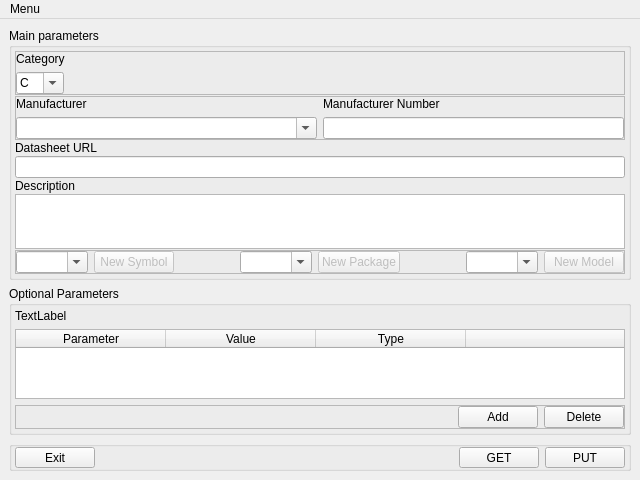
Qt form src/ui/mainwindow.ui (BamWolf/altium-common-library.client) before a commit.
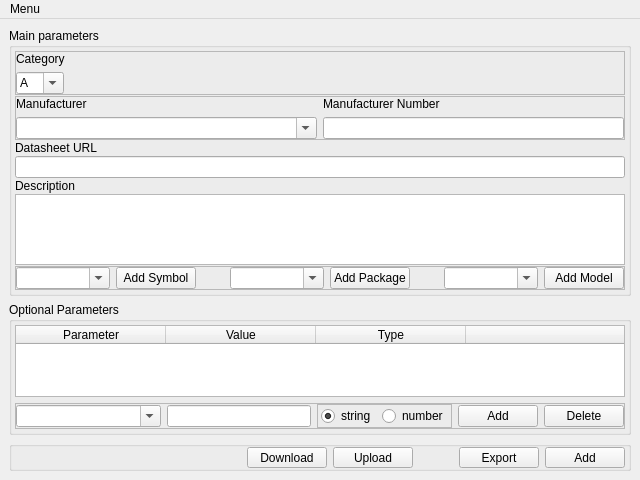
The same form after that commit.

The edit to the form file:
```diff
--- a/src/ui/mainwindow.ui
+++ b/src/ui/mainwindow.ui
@@ -74,6 +74,16 @@
               <property name="editable">
                <bool>true</bool>
               </property>
+              <item>
+               <property name="text">
+                <string>A</string>
+               </property>
+              </item>
+              <item>
+               <property name="text">
+                <string>B</string>
+               </property>
+              </item>
               <item>
                <property name="text">
                 <string>C</string>
@@ -223,15 +233,18 @@
               <property name="editable">
                <bool>true</bool>
               </property>
+              <property name="sizeAdjustPolicy">
+               <enum>QComboBox::AdjustToContents</enum>
+              </property>
+              <property name="minimumContentsLength">
+               <number>8</number>
+              </property>
              </widget>
             </item>
             <item>
              <widget class="QPushButton" name="addSymbolButton">
-              <property name="enabled">
-               <bool>false</bool>
-              </property>
               <property name="text">
-               <string>New Symbol</string>
+               <string>Add Symbol</string>
               </property>
              </widget>
             </item>
@@ -250,27 +263,21 @@
             </item>
             <item>
              <widget class="QComboBox" name="packageBox">
-              <property name="sizePolicy">
-               <sizepolicy hsizetype="MinimumExpanding" vsizetype="Fixed">
-                <horstretch>0</horstretch>
-                <verstretch>0</verstretch>
-               </sizepolicy>
-              </property>
               <property name="editable">
                <bool>true</bool>
               </property>
+              <property name="sizeAdjustPolicy">
+               <enum>QComboBox::AdjustToContents</enum>
+              </property>
               <property name="minimumContentsLength">
-               <number>1</number>
+               <number>8</number>
               </property>
              </widget>
             </item>
             <item>
              <widget class="QPushButton" name="addPackageButton">
-              <property name="enabled">
-               <bool>false</bool>
-              </property>
               <property name="text">
-               <string>New Package</string>
+               <string>Add Package</string>
               </property>
              </widget>
             </item>
@@ -298,15 +305,18 @@
               <property name="editable">
                <bool>true</bool>
               </property>
+              <property name="sizeAdjustPolicy">
+               <enum>QComboBox::AdjustToContents</enum>
+              </property>
+              <property name="minimumContentsLength">
+               <number>8</number>
+              </property>
              </widget>
             </item>
             <item>
              <widget class="QPushButton" name="addModelButton">
-              <property name="enabled">
-               <bool>false</bool>
-              </property>
               <property name="text">
-               <string>New Model</string>
+               <string>Add Model</string>
               </property>
              </widget>
             </item>
@@ -331,13 +341,6 @@
          <property name="margin">
           <number>3</number>
          </property>
-         <item>
-          <widget class="QLabel" name="m_label">
-           <property name="text">
-            <string>TextLabel</string>
-           </property>
-          </widget>
-         </item>
          <item>
           <widget class="QTableWidget" name="parametersTable">
            <property name="autoScrollMargin">
@@ -429,17 +432,86 @@
              <number>0</number>
             </property>
             <item>
-             <spacer name="horizontalSpacer_2">
-              <property name="orientation">
-               <enum>Qt::Horizontal</enum>
+             <widget class="QComboBox" name="nameBox">
+              <property name="sizePolicy">
+               <sizepolicy hsizetype="Expanding" vsizetype="Fixed">
+                <horstretch>0</horstretch>
+                <verstretch>0</verstretch>
+               </sizepolicy>
               </property>
-              <property name="sizeHint" stdset="0">
-               <size>
-                <width>40</width>
-                <height>20</height>
-               </size>
+              <property name="editable">
+               <bool>true</bool>
               </property>
-             </spacer>
+              <item>
+               <property name="text">
+                <string/>
+               </property>
+              </item>
+              <item>
+               <property name="text">
+                <string>Value</string>
+               </property>
+              </item>
+              <item>
+               <property name="text">
+                <string>Tolerance</string>
+               </property>
+              </item>
+              <item>
+               <property name="text">
+                <string>Class</string>
+               </property>
+              </item>
+              <item>
+               <property name="text">
+                <string>Standard</string>
+               </property>
+              </item>
+             </widget>
+            </item>
+            <item>
+             <widget class="QLineEdit" name="valueEdit"/>
+            </item>
+            <item>
+             <widget class="QFrame" name="frame_5">
+              <property name="frameShape">
+               <enum>QFrame::StyledPanel</enum>
+              </property>
+              <property name="frameShadow">
+               <enum>QFrame::Raised</enum>
+              </property>
+              <layout class="QHBoxLayout" name="horizontalLayout_4">
+               <property name="leftMargin">
+                <number>3</number>
+               </property>
+               <property name="topMargin">
+                <number>1</number>
+               </property>
+               <property name="rightMargin">
+                <number>3</number>
+               </property>
+               <property name="bottomMargin">
+                <number>1</number>
+               </property>
+               <item>
+                <widget class="QRadioButton" name="stringRadio">
+                 <property name="text">
+                  <string>string</string>
+                 </property>
+                 <property name="checked">
+                  <bool>true</bool>
+                 </property>
+                </widget>
+               </item>
+               <item>
+                <widget class="QRadioButton" name="numberRadio">
+                 <property name="text">
+                  <string>number</string>
+                 </property>
+                </widget>
+               </item>
+              </layout>
+             </widget>
             </item>
             <item>
              <widget class="QPushButton" name="addButton">
@@ -495,9 +567,29 @@
           <number>0</number>
          </property>
          <item>
-          <widget class="QPushButton" name="exitButton">
+          <widget class="QLabel" name="statusLabel">
+           <property name="sizePolicy">
+            <sizepolicy hsizetype="Expanding" vsizetype="Preferred">
+             <horstretch>0</horstretch>
+             <verstretch>0</verstretch>
+            </sizepolicy>
+           </property>
            <property name="text">
-            <string>Exit</string>
+            <string/>
+           </property>
+          </widget>
+         </item>
+         <item>
+          <widget class="QPushButton" name="downloadButton">
+           <property name="text">
+            <string>Download</string>
+           </property>
+          </widget>
+         </item>
+         <item>
+          <widget class="QPushButton" name="uploadButton">
+           <property name="text">
+            <string>Upload</string>
            </property>
           </widget>
          </item>
@@ -506,9 +598,12 @@
            <property name="orientation">
             <enum>Qt::Horizontal</enum>
            </property>
+           <property name="sizeType">
+            <enum>QSizePolicy::Fixed</enum>
+           </property>
            <property name="sizeHint" stdset="0">
             <size>
-             <width>516</width>
+             <width>40</width>
              <height>20</height>
             </size>
            </property>
@@ -517,14 +612,14 @@
          <item>
           <widget class="QPushButton" name="getButton">
            <property name="text">
-            <string>GET</string>
+            <string>Export</string>
            </property>
           </widget>
          </item>
          <item>
           <widget class="QPushButton" name="putButton">
            <property name="text">
-            <string>PUT</string>
+            <string>Add</string>
            </property>
           </widget>
          </item>
```
Left out of the diff: 97 changed lines with no effect on the pictures.
